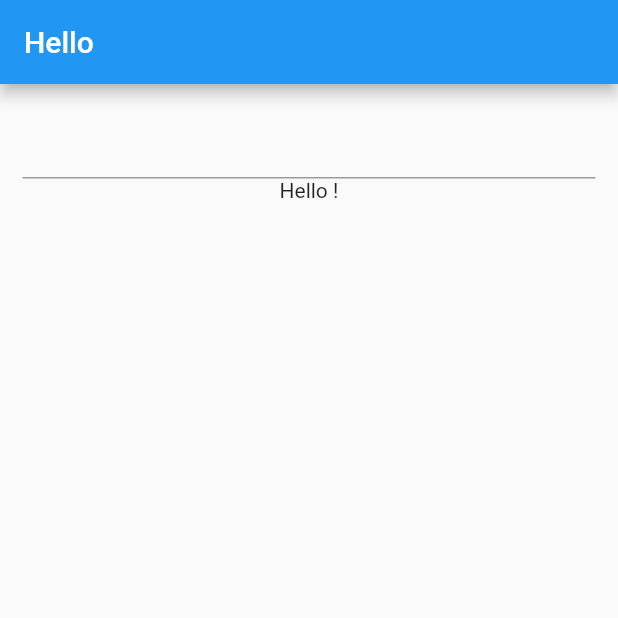
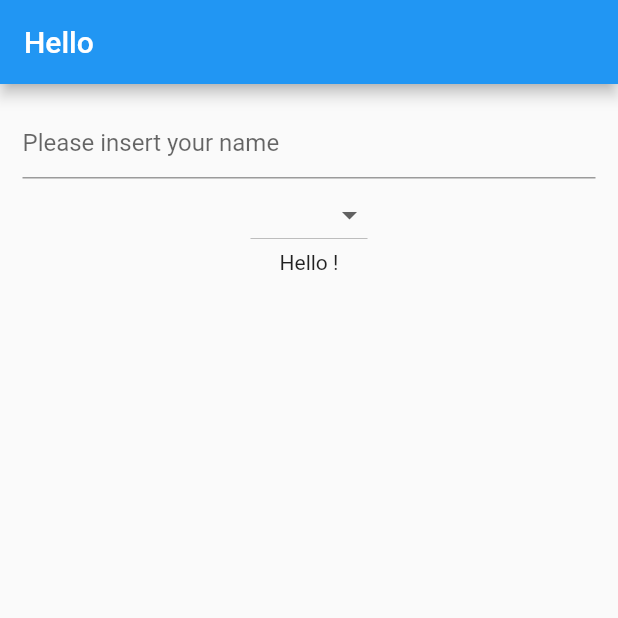
Before and after one commit to KellyUK/hello_you_app, a Flutter app: the screen it shows after launch, on a phone screen of 412 x 824 dp, the top half of it. Run offline on Flutter 3.47's test engine with Material 2 defaults, Android fonts, the phone set to English and light mode, and no system bars.

```diff
--- a/lib/main.dart
+++ b/lib/main.dart
@@ -34,12 +34,23 @@ class _HelloYouState extends State<HelloYou> {
         child: Column(
           children: <Widget>[
             TextField(
+              decoration: InputDecoration(
+                hintText: "Please insert your name"
+              ),
               onChanged: (String string) {
                 setState(() {
                   name = string;
                 });
               },
             ),
+            DropdownButton<String>(
+              items: ['Dollars', 'Pounds', 'Euro'].map((String value){
+                return DropdownMenuItem<String> (
+                  value: value,
+                  child: Text(value)
+                );
+              }).toList(),
+              onChanged: (String value) {},),
              Text('Hello ' + name + "!")
           ],
         ),
```
